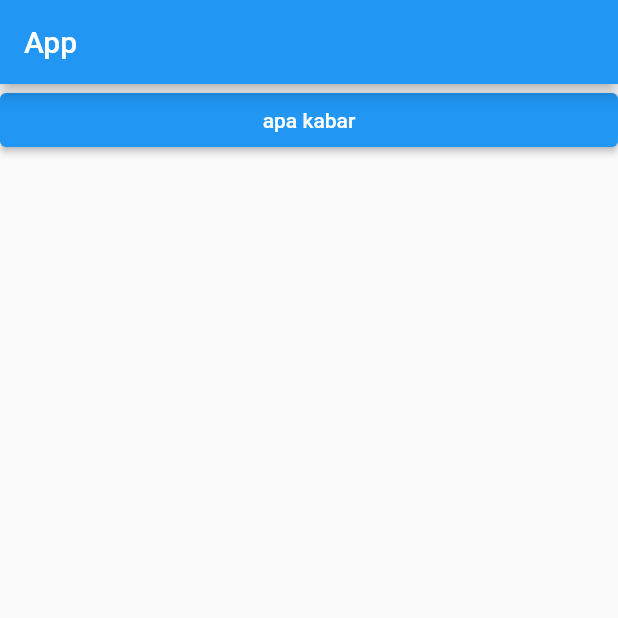
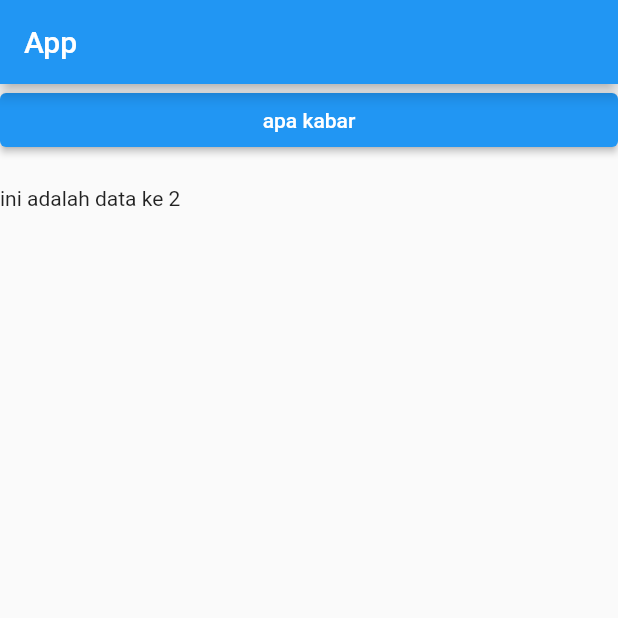
Before and after one commit to fajarmuhammadsidiq/test_app, a Flutter app: the screen it shows after launch, on a phone screen of 412 x 824 dp, the top half of it. Run offline on Flutter 3.47's test engine with Material 2 defaults, Android fonts, the phone set to English and light mode, and no system bars.

Commit message:
menambah text 2 pada homepage

```diff
--- a/lib/homapage.dart
+++ b/lib/homapage.dart
@@ -12,7 +12,12 @@ class Homepage extends StatelessWidget {
         ),
         body: ListView(
           children: [
-            ElevatedButton(onPressed: () {}, child: Text("apa kabar"))
+            ElevatedButton(
+              onPressed: () {},
+              child: Text("apa kabar"),
+            ),
+            SizedBox(height: 20),
+            Text("ini adalah data ke 2")
           ],
         ));
   }
```
